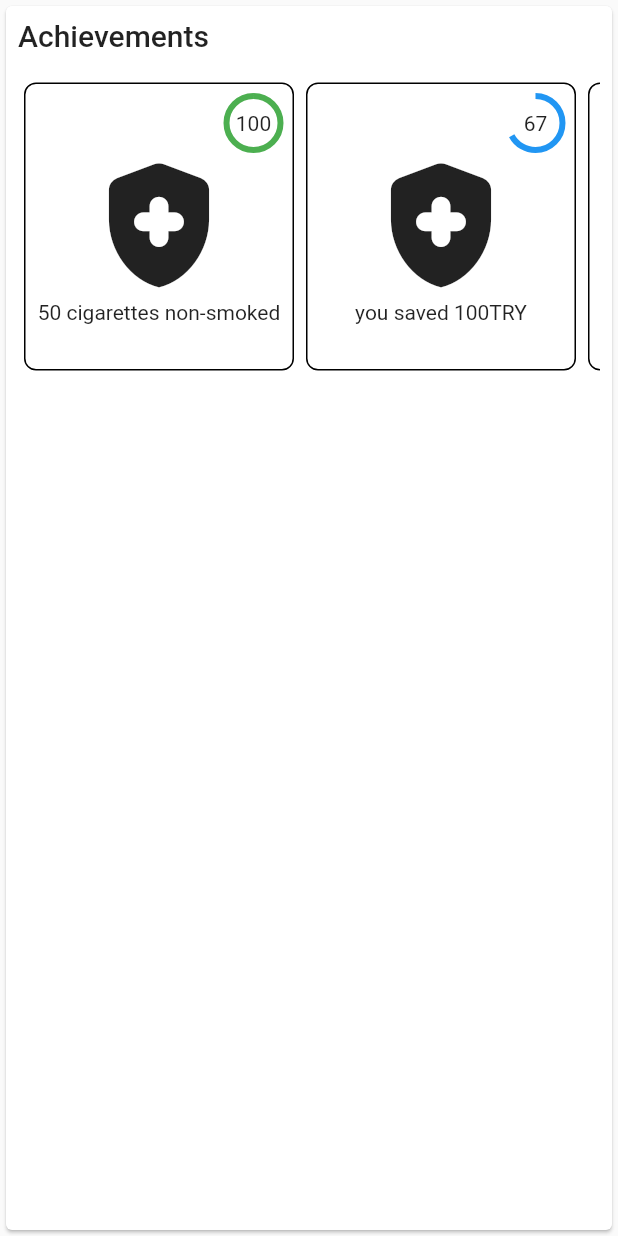
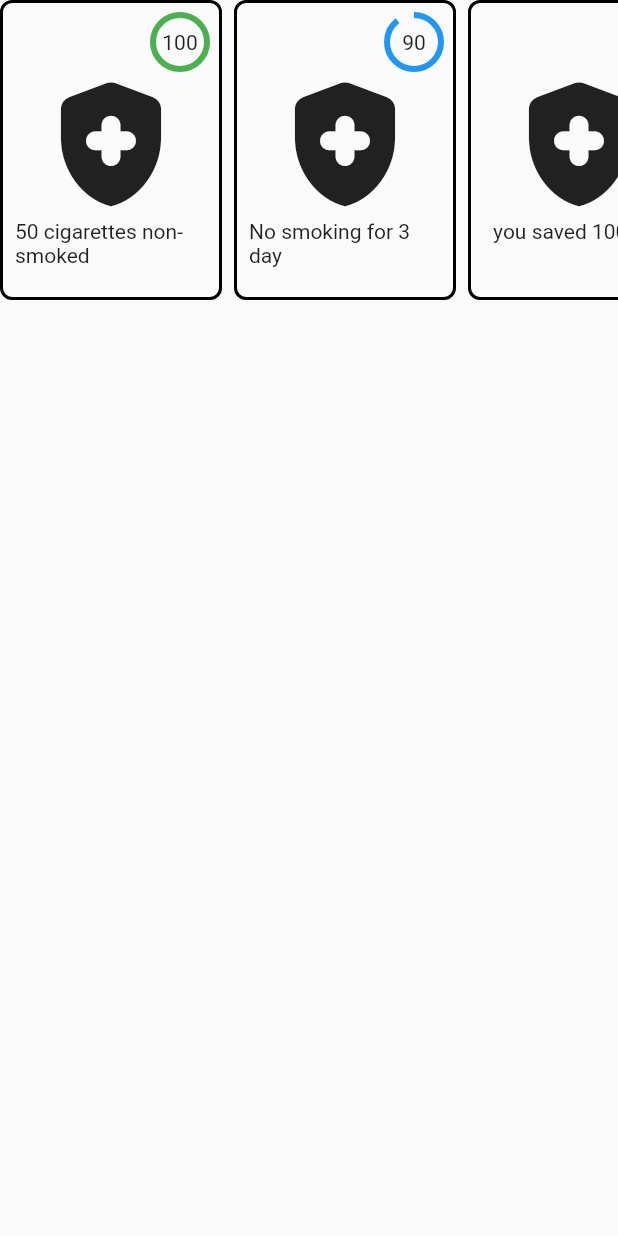
Before and after one commit to musahinist/quit_smoking, a Flutter app: the AchievementSection widget shown alone on an empty page, opened directly, on a phone screen of 412 x 824 dp. Run offline on Flutter 3.47's test engine with Material 2 defaults, Android fonts, the phone set to English and light mode, and no system bars.

Commit message:
add new brutal ui

```diff
--- a/lib/core/constant.dart
+++ b/lib/core/constant.dart
@@ -160,6 +160,12 @@ class Constant {
       "image": ''
     },
     {
+      'duration': Duration(days: 3),
+      "title": "",
+      "body": 'No smoking for 3 day',
+      "image": ''
+    },
+    {
       'duration': Duration(days: 4),
       "title": "",
       "body": 'you saved 100TRY',
--- a/lib/view/achievement/achievement_page.dart
+++ b/lib/view/achievement/achievement_page.dart
@@ -16,8 +16,8 @@ class AchievementPage extends StatelessWidget {
         title: const Text('Achievements'),
       ),
       body: GridView(
-        gridDelegate:
-            const SliverGridDelegateWithFixedCrossAxisCount(crossAxisCount: 2),
+        gridDelegate: const SliverGridDelegateWithFixedCrossAxisCount(
+            crossAxisCount: 2, childAspectRatio: 3 / 4),
         padding: const EdgeInsets.all(12),
         children: List.generate(
           Constant.achievements.length,
--- a/lib/view/home/achievement_section.dart
+++ b/lib/view/home/achievement_section.dart
@@ -14,24 +14,16 @@ class AchievementSection extends StatelessWidget {
     Duration duration =
         DateTime.now().difference(DateTime(2022, 6, 21, 18, 00));
 
-    return Card(
-      child: InkWell(
+    return InkWell(
       onTap: () {
         Navigator.of(context)
             .push(MaterialPageRoute(builder: (_) => const AchievementPage()));
       },
-        child: Padding(
-          padding: const EdgeInsets.all(8.0),
-          child: Column(
-            crossAxisAlignment: CrossAxisAlignment.start,
-            children: [
-              Text("Achievements",
-                  style: Theme.of(context).textTheme.headline6),
-              const SizedBox(height: 16),
-              SizedBox(
+      child: SizedBox(
         height: 200,
         child: ListView(
           scrollDirection: Axis.horizontal,
+          physics: BouncingScrollPhysics(),
           children: List.generate(
             Constant.achievements.length,
             (i) {
@@ -41,11 +33,11 @@ class AchievementSection extends StatelessWidget {
                   .indexWhere((el) => el['duration'] > duration);
               return elapsed < 1 || i == index - 1
                   ? Container(
-                              width: 180,
+                      width: 148,
                       padding: const EdgeInsets.all(8.0),
-                              margin: const EdgeInsets.all(4.0),
+                      margin: const EdgeInsets.only(right: 8.0),
                       decoration: BoxDecoration(
-                                  border: Border.all(),
+                          border: Border.all(width: 2),
                           borderRadius: BorderRadius.circular(8)),
                       child: Column(
                         //  crossAxisAlignment: CrossAxisAlignment.start,
@@ -76,10 +68,6 @@ class AchievementSection extends StatelessWidget {
             },
           ),
         ),
-              )
-            ],
-          ),
-        ),
       ),
     );
   }
--- a/lib/view/home/stopwatch_section.dart
+++ b/lib/view/home/stopwatch_section.dart
@@ -36,13 +36,14 @@ class _StopWatchSectionState extends State<StopWatchSection> {
 
   @override
   Widget build(BuildContext context) {
-    return Card(
-      color: Colors.green[100],
+    return Container(
+      decoration: BoxDecoration(
+          border: Border.all(width: 2), borderRadius: BorderRadius.circular(8)),
       child: Padding(
         padding: const EdgeInsets.all(12),
         child: Column(
           children: [
-            const Icon(Icons.timer_outlined, size: 160),
+            const Icon(Icons.timer_outlined, size: 160, color: Colors.green),
             Row(
               mainAxisAlignment: MainAxisAlignment.center,
               children: [
```
Also changed, not shown: lib/view/home/daily_state_section.dart (+2 -12 lines), lib/view/home/health_section.dart (+9 -24 lines), lib/view/home/home_page.dart (+25 -7 lines), lib/view/home/progress_section.dart (+52 -17 lines), 1 other file. Lines whose indentation alone changed are shown as unchanged.
